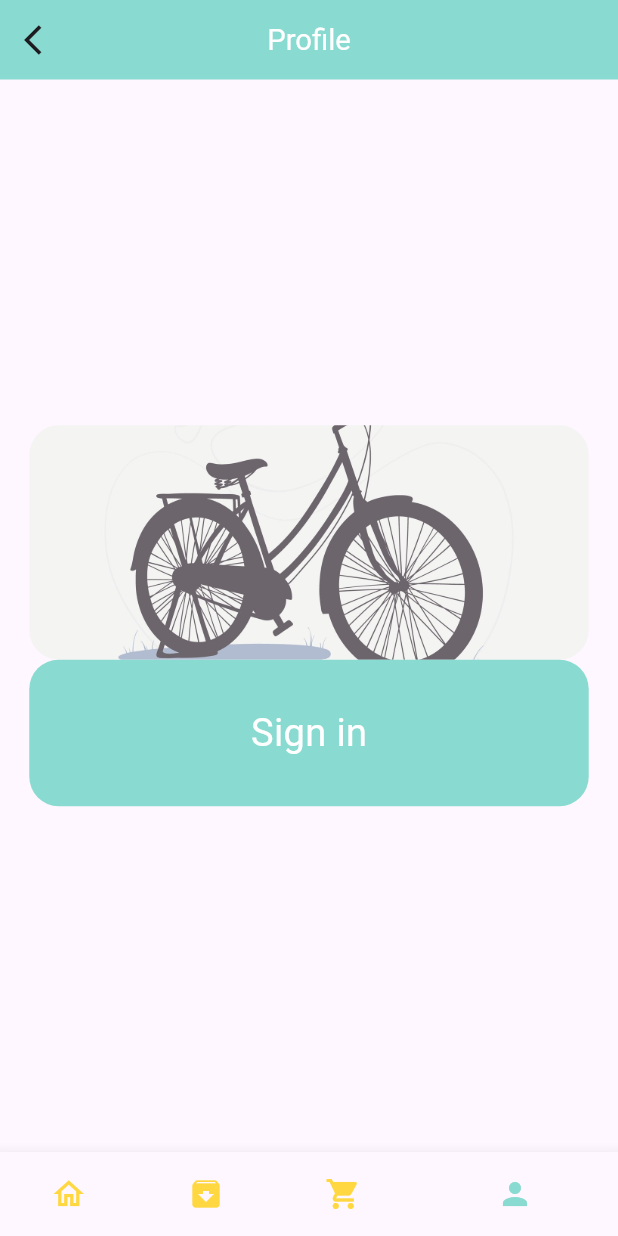
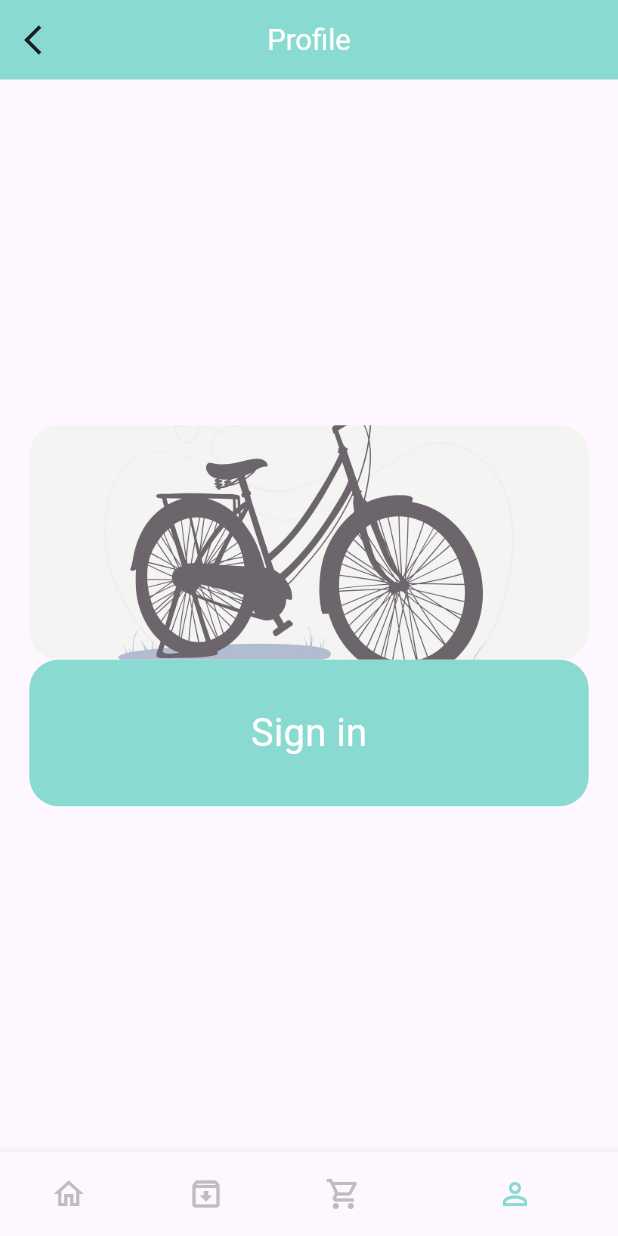
Before and after one commit to J-arobo/food_delivery_app3, a Flutter app: the screen it shows after launch, item 4 of the bottom bar chosen, on a phone screen of 412 x 824 dp. Run offline on Flutter 3.47's test engine with Material 3 defaults, Android fonts, the light colour scheme and no system bars; our stand-ins replace dots_indicator, firebase_core, firebase_messaging, flutter_local_notifications, flutter_typeahead, geocoding and 5 more; missing offline and left inert: dart:html, google_maps_webservice; accounts and stored records are empty; generated files the repository leaves out were written again; network calls fail.

Commit message:
Improving UI design

```diff
--- a/lib/pages/home/home_page.dart
+++ b/lib/pages/home/home_page.dart
@@ -42,43 +42,69 @@
       bottomNavigationBar: LayoutBuilder(builder: (context, constraints) {
         final isDesktop = constraints.maxWidth > 700;
 
-        final bar = BottomNavigationBar(
+        const navItems = [
+          BottomNavigationBarItem(
+              icon: Icon(Icons.home_outlined), label: "home"),
+          BottomNavigationBarItem(
+              icon: Icon(Icons.archive_outlined), label: "history"),
+          BottomNavigationBarItem(
+              icon: Icon(Icons.shopping_cart_outlined), label: "cart"),
+          BottomNavigationBarItem(
+              icon: Icon(Icons.person_outline), label: "me"),
+        ];
+
+        if (!isDesktop) {
+          return BottomNavigationBar(
             selectedItemColor: AppColors.mainColor,
-          unselectedItemColor: Colors.amberAccent,
+            unselectedItemColor: Colors.grey.shade400,
             showSelectedLabels: false,
             showUnselectedLabels: false,
             selectedFontSize: 0.0,
             unselectedFontSize: 0.0,
             backgroundColor: Colors.white,
+            elevation: 8,
             currentIndex: _selectedIndex,
             onTap: onTapNav,
-          items: const [
-            BottomNavigationBarItem(
-              icon: Icon(Icons.home_outlined),
-              label: "home",
-            ),
-            BottomNavigationBarItem(
-              icon: Icon(Icons.archive),
-              label: "history",
-            ),
-            BottomNavigationBarItem(
-              icon: Icon(Icons.shopping_cart),
-              label: "cart",
-            ),
-            BottomNavigationBarItem(
-              icon: Icon(Icons.person),
-              label: "me",
+            items: navItems,
+          );
+        }
+
+        // Desktop / tablet: floating pill with rounded top corners
+        return Padding(
+          padding: EdgeInsets.fromLTRB(24, 0, 24, 16),
+          child: Container(
+            height: 60,
+            decoration: BoxDecoration(
+              color: Colors.white,
+              borderRadius: BorderRadius.circular(30),
+              boxShadow: [
+                BoxShadow(
+                  color: Colors.black.withValues(alpha: 0.10),
+                  blurRadius: 20,
+                  offset: Offset(0, 4),
                 ),
               ],
-        );
-
-        if (!isDesktop) return bar;
-
-        return IntrinsicHeight(
-          child: ColoredBox(
-            color: Colors.white,
+            ),
+            child: ClipRRect(
+              borderRadius: BorderRadius.circular(30),
               child: Center(
-              child: SizedBox(width: 480, child: bar),
+                child: SizedBox(
+                  width: 440,
+                  child: BottomNavigationBar(
+                    selectedItemColor: AppColors.mainColor,
+                    unselectedItemColor: Colors.grey.shade400,
+                    showSelectedLabels: false,
+                    showUnselectedLabels: false,
+                    selectedFontSize: 0.0,
+                    unselectedFontSize: 0.0,
+                    backgroundColor: Colors.transparent,
+                    elevation: 0,
+                    currentIndex: _selectedIndex,
+                    onTap: onTapNav,
+                    items: navItems,
+                  ),
+                ),
+              ),
             ),
           ),
         );
```
Also changed, not shown: lib/pages/home/food_page_body.dart (+80 -65 lines), lib/pages/home/main_food_page.dart (+35 -1 lines), 1 other file. Lines whose indentation alone changed are shown as unchanged.
